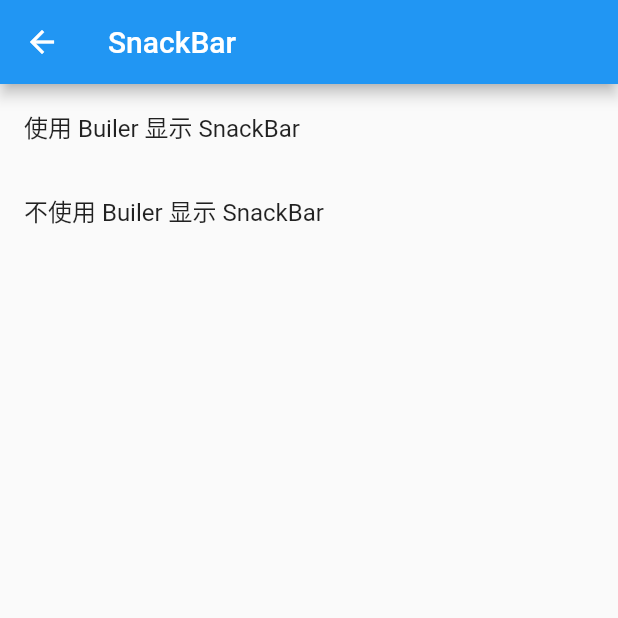
After one commit to koudle/The-Guide-to-the-Flutter, a Flutter app: the SnackBarPage screen opened by its route, on a phone screen of 412 x 824 dp, the top half of it. The commit adds this screen. Run offline on Flutter 3.47's test engine with Material 2 defaults, Android fonts, the phone set to English and light mode, and no system bars.

Commit message:
add SnackBar

```diff
--- a/flutter_widget_demo/lib/main.dart
+++ b/flutter_widget_demo/lib/main.dart
@@ -1,6 +1,7 @@
 import 'package:flutter/material.dart';
 import 'package:flutter_widget_demo/page/ButtonPage.dart';
 import 'package:flutter_widget_demo/page/ImagePage.dart';
+import 'package:flutter_widget_demo/page/SnackBarPage.dart';
 import 'package:flutter_widget_demo/page/TextFieldPage.dart';
 import 'package:flutter_widget_demo/page/TextPage.dart';
 
@@ -21,6 +22,7 @@ class MyApp extends StatelessWidget {
         '/Page1': (context) => ImagePage(),
         '/Page2': (context) => TextFieldPage(),
         '/Page3': (context) => ButtonPage(),
+        '/Page4': (context) => SnackBarPage(),
       },
     );
   }
@@ -36,7 +38,7 @@ class MyHomePage extends StatefulWidget {
 }
 
 class _MyHomePageState extends State<MyHomePage> {
-  List<String> widgets = ['第28节 -- 文本框', '第29节 -- 图片和Icon','第30节 -- 输入框','第31节 -- 按钮'];
+  List<String> widgets = ['第28节 -- 文本框', '第29节 -- 图片和Icon','第30节 -- 输入框','第31节 -- 按钮','第32节 -- SnackBar'];
 
   @override
   Widget build(BuildContext context) {
--- /dev/null
+++ b/flutter_widget_demo/lib/page/SnackBarPage.dart
@@ -0,0 +1,43 @@
+import 'package:flutter/material.dart';
+import 'package:flutter_widget_demo/snackbar/SnackBarBuilderWidget.dart';
+import 'package:flutter_widget_demo/snackbar/SnackBarNoBuilerWidget.dart';
+
+class SnackBarPage extends StatelessWidget {
+  @override
+  Widget build(BuildContext context) {
+    // TODO: implement build
+    return Scaffold(
+      appBar: AppBar(
+        title: Text('SnackBar'),
+      ),
+      body: ListView(
+        children: <Widget>[
+          GestureDetector(
+            child: ListTile(
+              title: Text('使用 Builer 显示 SnackBar'),
+            ),
+            onTap: () {
+              Navigator.push(
+                  context,
+                  MaterialPageRoute(
+                      builder: (context) => SnackBarBuilderWidget()));
+            },
+          ),
+          GestureDetector(
+            child: ListTile(
+              title: Text('不使用 Builer 显示 SnackBar'),
+            ),
+            onTap: () {
+              Navigator.push(
+                  context,
+                  MaterialPageRoute(
+                      builder: (context) => SnackBarNoBuilerWidget()));
+            },
+          )
+        ],
+      ),
+    );
+  }
+}
+
+class SnackBarNoBuilderWidget {}
--- /dev/null
+++ b/flutter_widget_demo/lib/snackbar/SnackBarBuilderWidget.dart
@@ -0,0 +1,29 @@
+import 'package:flutter/cupertino.dart';
+import 'package:flutter/material.dart';
+
+void main() => runApp(SnackBarBuilderWidget());
+
+class SnackBarBuilderWidget extends StatelessWidget {
+  @override
+  Widget build(BuildContext context) {
+    return MaterialApp(
+      title: "Flutter Demo",
+      theme: ThemeData(
+        primaryColor: Colors.blue,
+      ),
+      home: Scaffold(
+        appBar: AppBar(title: Text("Flutter UI Widget -- SnackBar 及 Builder")),
+        body: Builder(
+          builder: (context) => RaisedButton(
+                child: Text('Show SnackBar'),
+                onPressed: () {
+                  Scaffold.of(context).showSnackBar(SnackBar(
+                      content: Text('SnackBar'),
+                      duration: Duration(seconds: 5)));
+                },
+              ),
+        ),
+      ),
+    );
+  }
+}
--- /dev/null
+++ b/flutter_widget_demo/lib/snackbar/SnackBarNoBuilerWidget.dart
@@ -0,0 +1,33 @@
+import 'package:flutter/cupertino.dart';
+import 'package:flutter/material.dart';
+
+void main() => runApp(SnackBarNoBuilerWidget());
+
+class SnackBarNoBuilerWidget extends StatelessWidget {
+  @override
+  Widget build(BuildContext context) {
+    return MaterialApp(
+      title: "Flutter Demo",
+      theme: ThemeData(
+        primaryColor: Colors.blue,
+      ),
+      home: Scaffold(
+          appBar: AppBar(title: Text("Flutter UI基础Widget -- SnackBar")),
+          body: SnackBarWidget()),
+    );
+  }
+}
+
+class SnackBarWidget extends StatelessWidget {
+  @override
+  Widget build(BuildContext context) {
+    // TODO: implement build
+    return RaisedButton(
+      child: Text('Show SnackBar'),
+      onPressed: () {
+        Scaffold.of(context).showSnackBar(SnackBar(
+            content: Text('SnackBar'), duration: Duration(seconds: 5)));
+      },
+    );
+  }
+}
```
